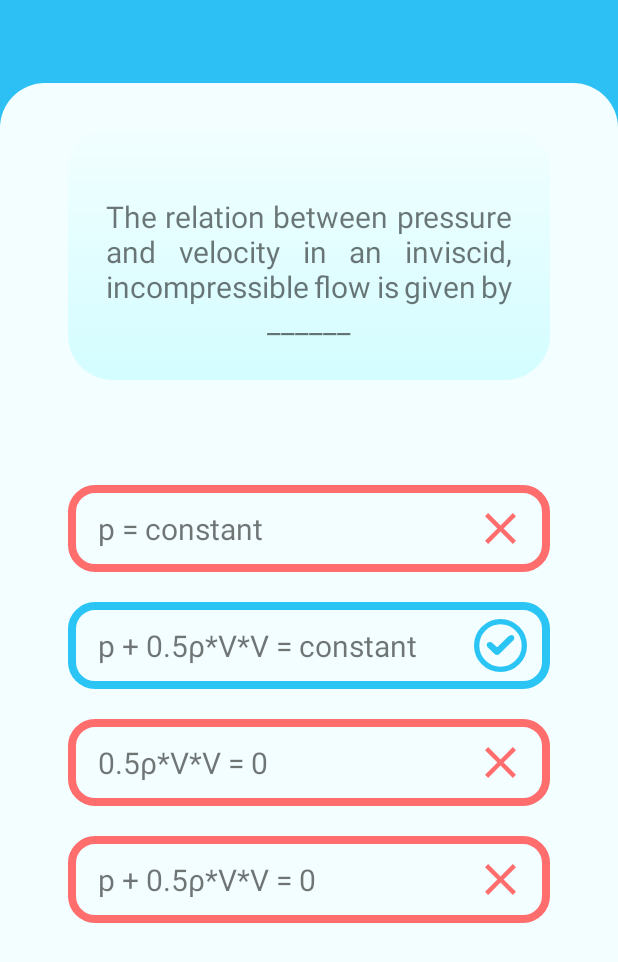
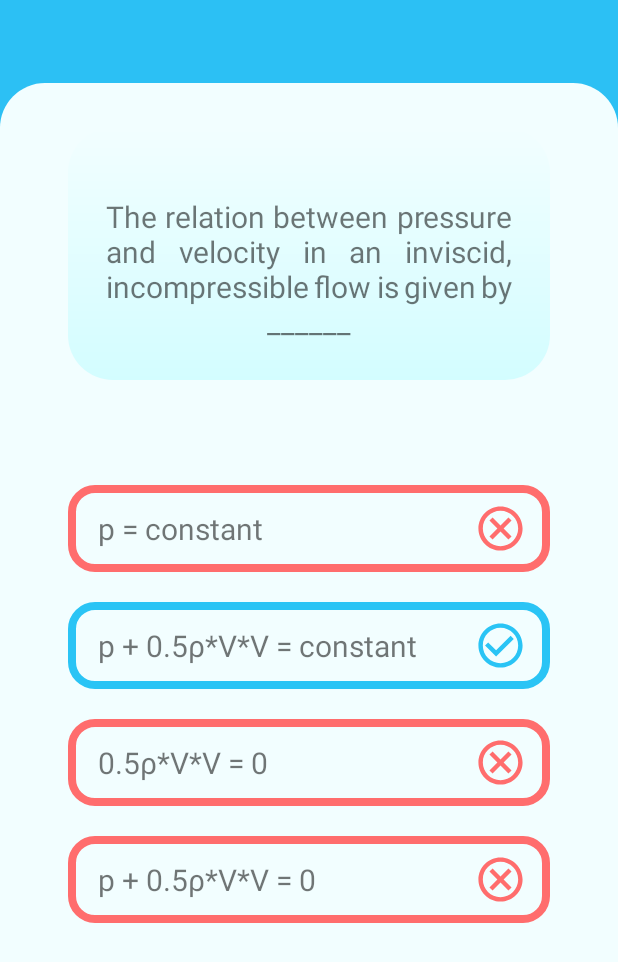
Before and after one commit to Aman1124/Virtual-Fluids-Lab, an Android app: the MCQs screen opened directly, with no data from a screen before it, after a tap on "p + 0.5ρ*V*V = 0", on a phone screen of 412 x 824 dp. Shown: the top 962 px of the screen. Run offline under Robolectric (Android 15) with nearby library versions, the phone set to English and light mode, and no system bars; 3 other taps on this screen came first.

Commit message:
Minor UI changes in MCQs activity (Changed wrong answer style)

```diff
--- a/app/src/main/java/com/example/virtualfluidlab/MCQs.java
+++ b/app/src/main/java/com/example/virtualfluidlab/MCQs.java
@@ -2,10 +2,7 @@ package com.example.virtualfluidlab;
 
 import androidx.appcompat.app.AppCompatActivity;
 
-import android.content.Intent;
 import android.os.Bundle;
-import android.util.Log;
-import android.view.KeyEvent;
 import android.view.View;
 import android.widget.ImageView;
 import android.widget.TextView;
@@ -34,7 +31,7 @@ public class MCQs extends AppCompatActivity {
         }
         else {
             System.out.println("RED");
-            circles[x-1].setBackgroundResource(R.drawable.cross_red_ring);
+            circles[x-1].setBackgroundResource(R.drawable.cross_red);
             textView.setBackgroundResource(R.drawable.rounded_rectangle_stroke_red);
         }
     }
--- a/app/src/main/res/drawable/blue_tick.xml
+++ b/app/src/main/res/drawable/blue_tick.xml
@@ -1,17 +1,5 @@
-<?xml version="1.0" encoding="utf-8"?>
-<vector xmlns:android="http://schemas.android.com/apk/res/android"
-    android:height="45dp"
-    android:viewportHeight="50"
-    android:viewportWidth="50"
-    android:width="45dp">
-    <path android:fillColor="#f2feff" android:fillType="evenOdd"
-        android:pathData="M23.5,25m-21,0a22.5,22.5 0,1 1,45 0a22.5,22.5 0,1 1,-45 0"
-        android:strokeColor="#2ac4f5" android:strokeWidth="5"/>
-    <path android:fillColor="#2ac4f5" android:fillType="nonZero"
-        android:pathData="M23.7692,33.1334C22.5904,34.2889 20.6777,34.2889 19.4994,33.1334L12.8841,
-        26.6492C11.7053,25.4943 11.7053,23.6195 12.8841,22.4646C14.0623,21.3092 15.975,21.3092 17.1538,
-        22.4646L19.0952,24.3274C21.3928,26.6185 21.8758,26.6185 22.1739,26.3274L30.8462,17.8666C34.0244,
-        14.7111 35.9371,14.7111 37.1159,15.8666C37.682,16.4214 38,17.1742 38,17.9589C38,18.7435 37.682,
-        19.4963 37.1159,20.0511L21.7692,35.1334Z"
-        android:strokeColor="#00000000" android:strokeWidth="1"/>
+<vector android:height="24dp" android:tint="#2AC4F5"
+    android:viewportHeight="24" android:viewportWidth="24"
+    android:width="24dp" xmlns:android="http://schemas.android.com/apk/res/android">
+    <path android:fillColor="@android:color/white" android:pathData="M16.59,7.58L10,14.17l-3.59,-3.58L5,12l5,5 8,-8zM12,2C6.48,2 2,6.48 2,12s4.48,10 10,10 10,-4.48 10,-10S17.52,2 12,2zM12,20c-4.42,0 -8,-3.58 -8,-8s3.58,-8 8,-8 8,3.58 8,8 -3.58,8 -8,8z"/>
 </vector>
--- a/app/src/main/res/drawable/blue_tick_ring.xml
+++ /dev/null
@@ -1,5 +0,0 @@
-<vector android:height="24dp" android:tint="#2AC4F5"
-    android:viewportHeight="24" android:viewportWidth="24"
-    android:width="24dp" xmlns:android="http://schemas.android.com/apk/res/android">
-    <path android:fillColor="@android:color/white" android:pathData="M16.59,7.58L10,14.17l-3.59,-3.58L5,12l5,5 8,-8zM12,2C6.48,2 2,6.48 2,12s4.48,10 10,10 10,-4.48 10,-10S17.52,2 12,2zM12,20c-4.42,0 -8,-3.58 -8,-8s3.58,-8 8,-8 8,3.58 8,8 -3.58,8 -8,8z"/>
-</vector>
--- /dev/null
+++ b/app/src/main/res/drawable/cross_red.xml
@@ -0,0 +1,6 @@
+<vector android:height="24dp" android:tint="#ff6d6d"
+    android:viewportHeight="24" android:viewportWidth="24"
+    android:width="24dp" xmlns:android="http://schemas.android.com/apk/res/android">
+    <path android:fillColor="@android:color/white" android:pathData="M7,11zM12,2C6.48,2 2,6.48 2,12s4.48,10 10,10 10,-4.48 10,-10S17.52,2 12,2zM12,20c-4.41,0 -8,-3.59 -8,-8s3.59,-8 8,-8 8,3.59 8,8 -3.59,8 -8,8z"/>
+    <path android:fillColor="@android:color/black" android:pathData="M17,8.41L15.59,7 12,10.59 8.41,7 7,8.41 10.59,12 7,15.59 8.41,17 12,13.41 15.59,17 17,15.59 13.41,12z"/>
+</vector>
--- a/app/src/main/res/drawable/cross_red_ring.xml
+++ /dev/null
@@ -1,5 +0,0 @@
-<vector android:height="24dp" android:tint="#FF6D6D"
-    android:viewportHeight="24" android:viewportWidth="24"
-    android:width="24dp" xmlns:android="http://schemas.android.com/apk/res/android">
-    <path android:fillColor="@android:color/white" android:pathData="M19,6.41L17.59,5 12,10.59 6.41,5 5,6.41 10.59,12 5,17.59 6.41,19 12,13.41 17.59,19 19,17.59 13.41,12z"/>
-</vector>
```
Also changed, not shown: app/src/main/res/drawable/circle_stroke_blue.xml (deleted, +0 -20 lines).
